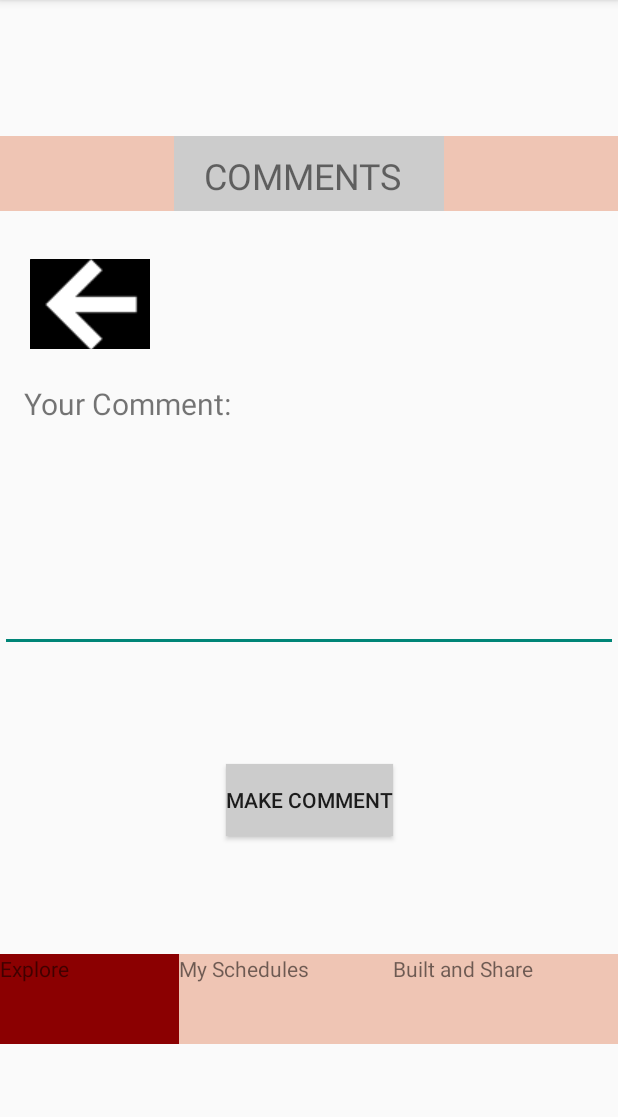
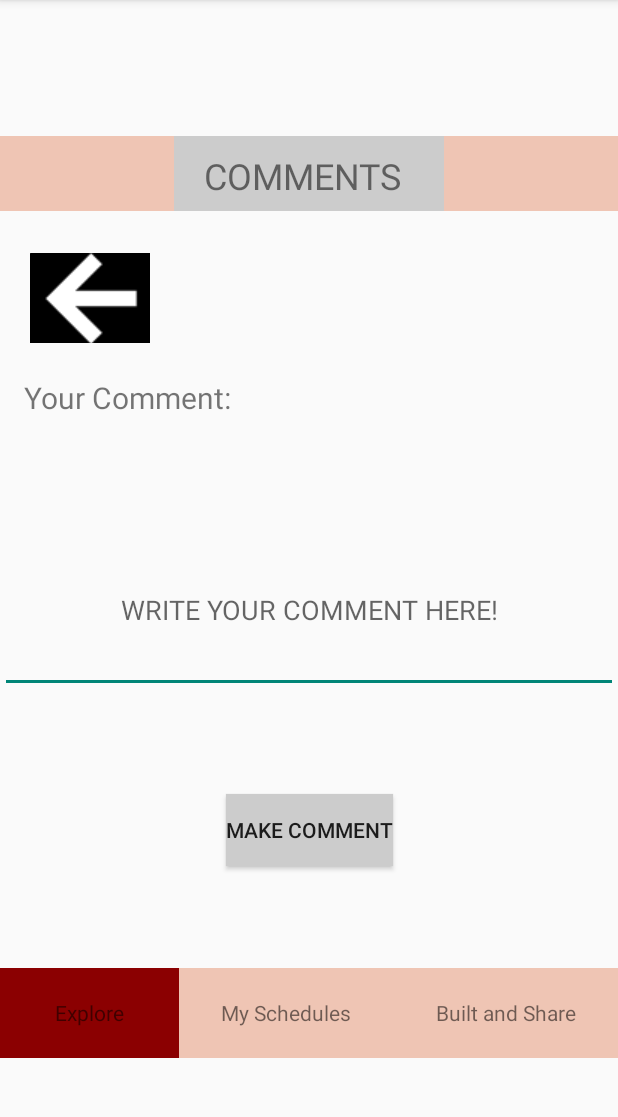
Before and after one commit to adenizgelir0/Sscheduler, an Android app: the ComentsPage screen opened directly, with no data from a screen before it, on a phone screen of 412 x 824 dp, the part 84-1201 px from its top. Run offline under Robolectric (Android 15) with nearby library versions, the phone set to English and light mode, and no system bars.

Commit message:
Codes that are related with comments page are written again and fixed.

```diff
--- a/app/src/main/java/co/ubien/sscheduler/ComentsPage.java
+++ b/app/src/main/java/co/ubien/sscheduler/ComentsPage.java
@@ -3,12 +3,40 @@ package co.ubien.sscheduler;
 import androidx.appcompat.app.AppCompatActivity;
 
 import android.os.Bundle;
+import android.view.View;
+import android.widget.Button;
+import android.widget.EditText;
+import android.widget.ImageButton;
+import android.widget.Toast;
+
 
 public class ComentsPage extends AppCompatActivity {
+
+    private ImageButton backBtn;
+    private Button makeComment;
+    private EditText commentWrite;
 
     @Override
     protected void onCreate(Bundle savedInstanceState) {
         super.onCreate(savedInstanceState);
         setContentView(R.layout.activity_coments_page);
+
+        makeComment = (Button) findViewById(R.id.commentMake);
+        commentWrite = (EditText) findViewById(R.id.commentWritten);
+
+        makeComment.setOnClickListener(new View.OnClickListener() {
+            @Override
+            public void onClick(View v) {
+                // normalde dataBase e atacak ama şu an arrayliste atıyor.
+                Comments c = new Comments();
+                c.getComment().add(commentWrite.getText().toString());
+
+                commentWrite.setText(null);
+                Toast.makeText(ComentsPage.this, "Comment is made!", Toast.LENGTH_SHORT).show();
+            }
+        });
+
+
+
     }
 }
--- a/app/src/main/res/layout/activity_coments_page.xml
+++ b/app/src/main/res/layout/activity_coments_page.xml
@@ -38,8 +38,9 @@
         android:id="@+id/button"
         android:layout_width="80dp"
         android:layout_height="60dp"
-        android:layout_marginTop="32dp"
+        android:layout_marginTop="28dp"
         android:layout_marginEnd="312dp"
+        android:contentDescription="back"
         android:src="@drawable/back_arrow"
         app:layout_constraintEnd_toEndOf="@+id/textView5"
         app:layout_constraintTop_toBottomOf="@+id/textView5" />
@@ -58,16 +59,18 @@
         app:layout_constraintVertical_bias="0.044" />
 
     <EditText
-        android:id="@+id/editText"
+        android:id="@+id/commentWritten"
         android:layout_width="match_parent"
-        android:layout_height="90dp"
+        android:layout_height="110dp"
+        android:gravity="center"
+        android:hint="WRITE YOUR COMMENT HERE!"
         app:layout_constraintBottom_toBottomOf="parent"
         app:layout_constraintTop_toBottomOf="@+id/textView6"
-        app:layout_constraintVertical_bias="0.156"
+        app:layout_constraintVertical_bias="0.194"
         tools:layout_editor_absoluteX="0dp" />
 
     <Button
-        android:id="@+id/button2"
+        android:id="@+id/commentMake"
         android:layout_width="wrap_content"
         android:layout_height="wrap_content"
         android:background="#CCCCCC"
@@ -75,7 +78,7 @@
         app:layout_constraintBottom_toBottomOf="parent"
         app:layout_constraintEnd_toEndOf="parent"
         app:layout_constraintStart_toStartOf="parent"
-        app:layout_constraintTop_toBottomOf="@+id/editText"
+        app:layout_constraintTop_toBottomOf="@+id/commentWritten"
         app:layout_constraintVertical_bias="0.261" />
 
     <LinearLayout
@@ -83,7 +86,7 @@
         android:layout_height="60dp"
         android:orientation="horizontal"
         app:layout_constraintBottom_toBottomOf="parent"
-        app:layout_constraintTop_toBottomOf="@+id/button2"
+        app:layout_constraintTop_toBottomOf="@+id/commentMake"
         app:layout_constraintVertical_bias="0.522"
         tools:layout_editor_absoluteX="0dp">
 
@@ -93,7 +96,8 @@
             android:layout_height="match_parent"
             android:layout_weight="1"
             android:background="#8B0001"
-            android:text="Explore" />
+            android:text="Explore"
+            android:gravity="center"/>
 
         <TextView
             android:id="@+id/textView8"
@@ -101,14 +105,16 @@
             android:layout_height="match_parent"
             android:layout_weight="1"
             android:background="#EFC5B4"
-            android:text="My Schedules" />
+            android:text="My Schedules"
+            android:gravity="center"/>
         <TextView
             android:id="@+id/textView9"
             android:layout_width="wrap_content"
             android:layout_height="match_parent"
             android:layout_weight="1"
             android:background="#EFC5B4"
-            android:text="Built and Share" />
+            android:text="Built and Share"
+            android:gravity="center"/>
     </LinearLayout>
 
 
```
Also changed, not shown: app/src/main/java/co/ubien/sscheduler/Comments.java (added, +29 -0 lines), app/src/main/java/co/ubien/sscheduler/ReadComments.java (+37 -0 lines), app/src/main/java/co/ubien/sscheduler/ui/theme/Color.kt (deleted, +0 -11 lines), app/src/main/java/co/ubien/sscheduler/ui/theme/Theme.kt (deleted, +0 -69 lines), app/src/main/java/co/ubien/sscheduler/ui/theme/Type.kt (deleted, +0 -34 lines), app/src/main/res/layout/activity_read_comments.xml (+33 -11 lines).
